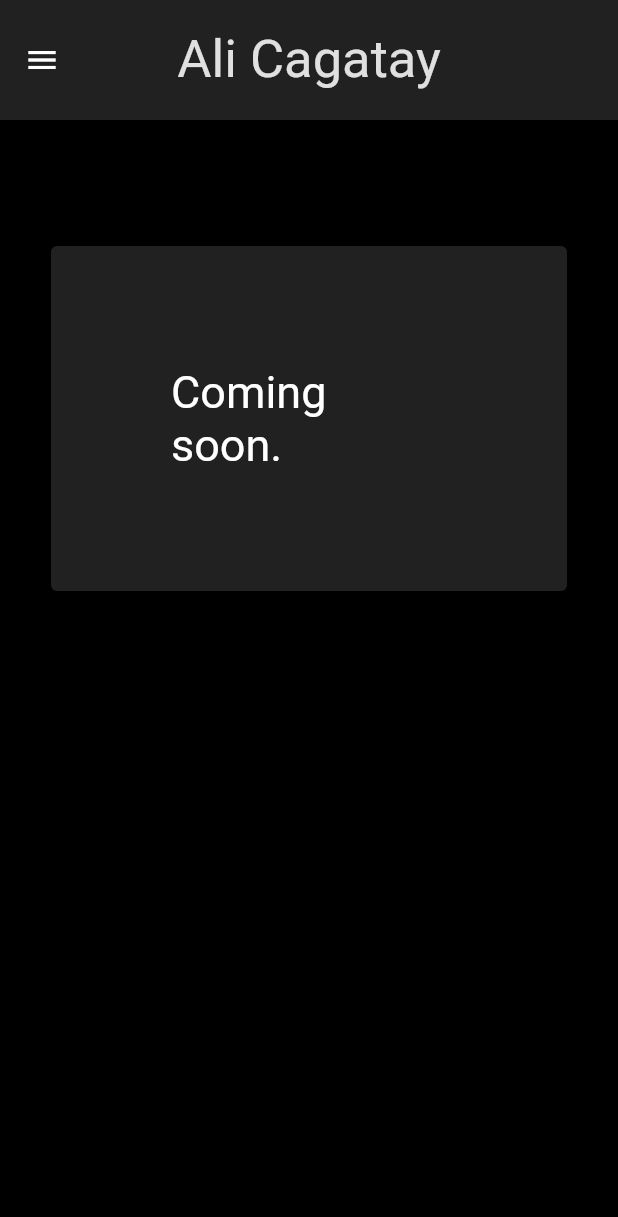
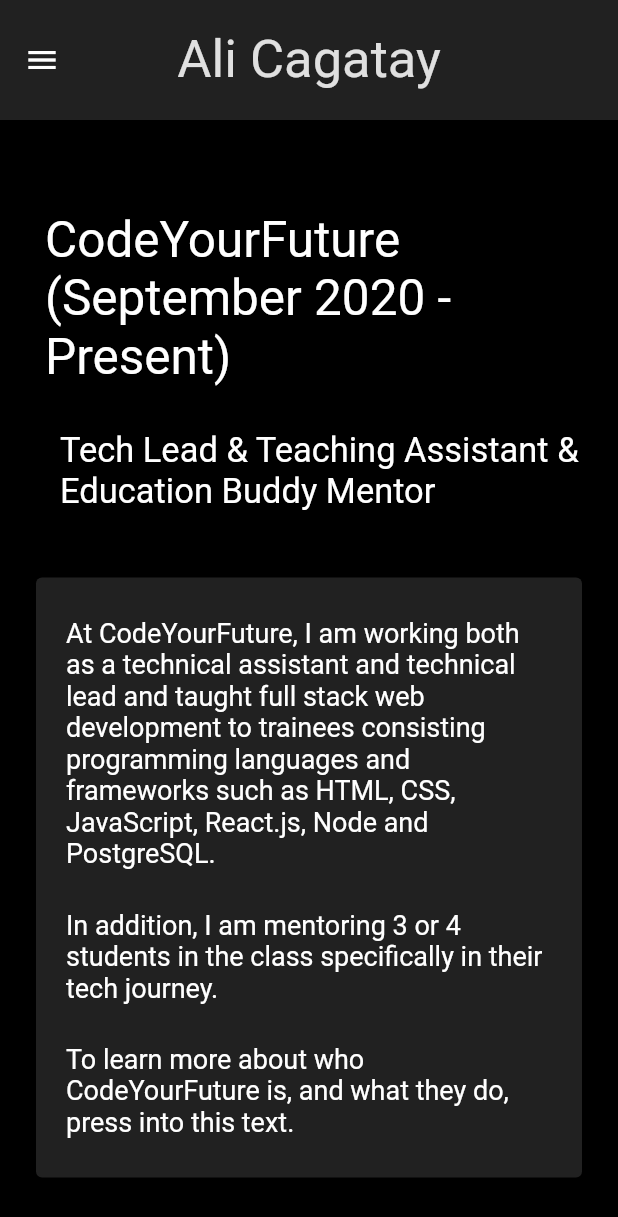
Before and after one commit to alicagatay/alicagatays_personal_webpage, a Flutter app: the ExperienceScreenSmallSize screen opened directly, on a phone screen of 412 x 824 dp. Shown: the top 1217 px of the screen. Run offline on Flutter 3.47's test engine with Material 2 defaults, Android fonts, the phone set to English and light mode, and no system bars; network calls fail.

Commit message:
Added the experience screen.

```diff
--- a/lib/Experience/experience_screen_large_size.dart
+++ b/lib/Experience/experience_screen_large_size.dart
@@ -3,6 +3,7 @@ import 'package:personal_website_new/Contact/contact_screen.dart';
 import 'package:personal_website_new/HomeScreen/home_screen.dart';
 import 'package:personal_website_new/Projects/projects_screen.dart';
 import 'package:personal_website_new/Skills/skills_screen.dart';
+import 'package:url_launcher/url_launcher.dart';
 
 class ExperienceScreenLargeSize extends StatelessWidget {
   const ExperienceScreenLargeSize({super.key});
@@ -112,19 +113,73 @@ class ExperienceScreenLargeSize extends StatelessWidget {
       backgroundColor: Colors.black,
       body: ListView(
         children: <Widget>[
+          const Padding(
+            padding: EdgeInsets.only(top: 60, left: 30, right: 30),
+            child: Text(
+              "CodeYourFuture (September 2020 - Present)",
+              style: TextStyle(
+                fontSize: 50,
+                color: Colors.white,
+              ),
+            ),
+          ),
+          const Padding(
+            padding: EdgeInsets.only(top: 15, left: 40),
+            child: Text(
+              "Tech Lead & Teaching Assistant & Education Buddy Mentor",
+              style: TextStyle(
+                fontSize: 30,
+                color: Colors.white,
+              ),
+            ),
+          ),
           Padding(
-            padding: const EdgeInsets.symmetric(vertical: 80, horizontal: 30),
+            padding:
+                const EdgeInsets.only(left: 30, right: 30, top: 40, bottom: 80),
             child: Card(
               color: Colors.grey[900],
-              child: const Padding(
-                padding: EdgeInsets.all(80),
-                child: Center(
-                  child: Text(
-                    "Coming soon. ",
-                    style: TextStyle(
-                      color: Colors.white,
-                      fontSize: 30,
-                    ),
+              child: SizedBox(
+                height: 300,
+                child: Padding(
+                  padding: const EdgeInsets.only(left: 20),
+                  child: Column(
+                    mainAxisAlignment: MainAxisAlignment.spaceEvenly,
+                    crossAxisAlignment: CrossAxisAlignment.start,
+                    children: <Widget>[
+                      const Text(
+                        "At CodeYourFuture, I am working both as a technical assistant and technical lead and taught "
+                        "full stack web development to trainees consisting programming languages and frameworks such as "
+                        "HTML, CSS, JavaScript, React.js, Node and PostgreSQL.",
+                        style: TextStyle(
+                          fontSize: 20,
+                          color: Colors.white,
+                        ),
+                      ),
+                      const Text(
+                        "In addition, I am mentoring 3 or 4 students in the class specifically in their tech journey.",
+                        style: TextStyle(
+                          fontSize: 20,
+                          color: Colors.white,
+                        ),
+                      ),
+                      InkWell(
+                        onTap: () async {
+                          const url = "https://codeyourfuture.io";
+                          if (await canLaunchUrl(Uri.parse(url))) {
+                            await launchUrl(Uri.parse(url));
+                          } else {
+                            throw "Could not launch $url";
+                          }
+                        },
+                        child: const Text(
+                          "To learn more about who CodeYourFuture is, and what they do, press into this text.",
+                          style: TextStyle(
+                            fontSize: 20,
+                            color: Colors.white,
+                          ),
+                        ),
+                      )
+                    ],
                   ),
                 ),
               ),
--- a/lib/Experience/experience_screen_small_size.dart
+++ b/lib/Experience/experience_screen_small_size.dart
@@ -3,6 +3,7 @@ import 'package:personal_website_new/Contact/contact_screen.dart';
 import 'package:personal_website_new/HomeScreen/home_screen.dart';
 import 'package:personal_website_new/Projects/projects_screen.dart';
 import 'package:personal_website_new/Skills/skills_screen.dart';
+import 'package:url_launcher/url_launcher.dart';
 
 class ExperienceScreenSmallSize extends StatelessWidget {
   const ExperienceScreenSmallSize({super.key});
@@ -115,19 +116,73 @@ class ExperienceScreenSmallSize extends StatelessWidget {
       backgroundColor: Colors.black,
       body: ListView(
         children: <Widget>[
+          const Padding(
+            padding: EdgeInsets.only(top: 60, left: 30, right: 20),
+            child: Text(
+              "CodeYourFuture (September 2020 - Present)",
+              style: TextStyle(
+                fontSize: 33,
+                color: Colors.white,
+              ),
+            ),
+          ),
+          const Padding(
+            padding: EdgeInsets.only(top: 30, left: 40),
+            child: Text(
+              "Tech Lead & Teaching Assistant & Education Buddy Mentor",
+              style: TextStyle(
+                fontSize: 23,
+                color: Colors.white,
+              ),
+            ),
+          ),
           Padding(
-            padding: const EdgeInsets.symmetric(vertical: 80, horizontal: 30),
+            padding:
+                const EdgeInsets.only(left: 20, right: 20, top: 40, bottom: 80),
             child: Card(
               color: Colors.grey[900],
-              child: const Padding(
-                padding: EdgeInsets.all(80),
-                child: Center(
-                  child: Text(
-                    "Coming soon. ",
-                    style: TextStyle(
-                      color: Colors.white,
-                      fontSize: 30,
-                    ),
+              child: SizedBox(
+                height: 400,
+                child: Padding(
+                  padding: const EdgeInsets.only(left: 20, right: 20),
+                  child: Column(
+                    mainAxisAlignment: MainAxisAlignment.spaceEvenly,
+                    crossAxisAlignment: CrossAxisAlignment.start,
+                    children: <Widget>[
+                      const Text(
+                        "At CodeYourFuture, I am working both as a technical assistant and technical lead and taught "
+                        "full stack web development to trainees consisting programming languages and frameworks such as "
+                        "HTML, CSS, JavaScript, React.js, Node and PostgreSQL.",
+                        style: TextStyle(
+                          fontSize: 18,
+                          color: Colors.white,
+                        ),
+                      ),
+                      const Text(
+                        "In addition, I am mentoring 3 or 4 students in the class specifically in their tech journey.",
+                        style: TextStyle(
+                          fontSize: 18,
+                          color: Colors.white,
+                        ),
+                      ),
+                      InkWell(
+                        onTap: () async {
+                          const url = "https://codeyourfuture.io";
+                          if (await canLaunchUrl(Uri.parse(url))) {
+                            await launchUrl(Uri.parse(url));
+                          } else {
+                            throw "Could not launch $url";
+                          }
+                        },
+                        child: const Text(
+                          "To learn more about who CodeYourFuture is, and what they do, press into this text.",
+                          style: TextStyle(
+                            fontSize: 18,
+                            color: Colors.white,
+                          ),
+                        ),
+                      )
+                    ],
                   ),
                 ),
               ),
```
Also changed, not shown: 11 other files.
